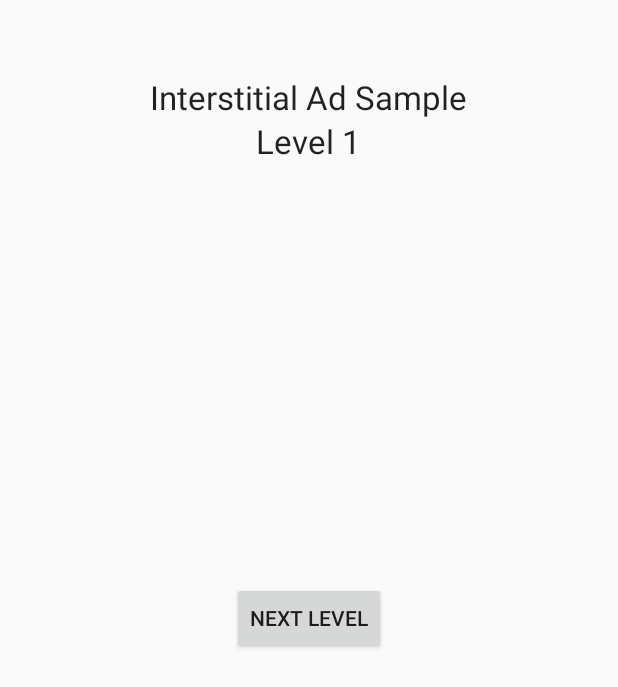
After one commit to GabrielGrimberg/VitonBet, an Android app: the layout activity_ad.xml on its own in the app's theme, with its tools: preview values and no code run, on a phone screen of 412 x 824 dp. The commit adds this screen. Shown: the top 687 px of the screen. Run offline under Robolectric (Android 15) with nearby library versions, the phone set to English and light mode, and no system bars.

Commit message:
Ad Activity - User Gaining Cash Activity

```diff
--- a/VitonBet/app/build.gradle
+++ b/VitonBet/app/build.gradle
@@ -22,6 +22,7 @@ dependencies {
     implementation fileTree(dir: 'libs', include: ['*.jar'])
     implementation 'com.android.support:appcompat-v7:26.1.0'
     implementation 'com.android.support:support-v4:26.1.0'
+    implementation 'com.google.android.gms:play-services-ads:11.6.0'
     compile 'com.android.support:design:26.1.0'
     implementation 'com.android.support.constraint:constraint-layout:1.0.2'
     testImplementation 'junit:junit:4.12'
--- a/VitonBet/app/src/main/java/gabrielgrimberg/com/vitonbet/MainActivity.java
+++ b/VitonBet/app/src/main/java/gabrielgrimberg/com/vitonbet/MainActivity.java
@@ -93,6 +93,11 @@ public class MainActivity extends AppCompatActivity
                         casinoActivity.addFlags(Intent.FLAG_ACTIVITY_CLEAR_TOP);
                         startActivity(casinoActivity);
 
+                    case R.id.nav_ad:
+                        Intent adActivity = new Intent(getApplicationContext(), AdActivity.class);
+                        adActivity.addFlags(Intent.FLAG_ACTIVITY_CLEAR_TOP);
+                        startActivity(adActivity);
+
                     case R.id.nav_settings:
                         Intent settingsActivity = new Intent(getApplicationContext(), SettingsActivity.class);
                         settingsActivity.addFlags(Intent.FLAG_ACTIVITY_CLEAR_TOP);
--- /dev/null
+++ b/VitonBet/app/src/main/res/layout/activity_ad.xml
@@ -0,0 +1,34 @@
+<RelativeLayout xmlns:android="http://schemas.android.com/apk/res/android"
+
+    xmlns:tools="http://schemas.android.com/tools"
+    android:layout_width="match_parent"
+    android:layout_height="match_parent"
+    tools:context="gabrielgrimberg.com.vitonbet.AdActivity">
+
+    <!-- view for AdMob Interstitial Ad -->
+    <TextView
+        android:id="@+id/app_title"
+        android:layout_width="wrap_content"
+        android:layout_height="wrap_content"
+        android:layout_centerHorizontal="true"
+        android:layout_marginTop="50dp"
+        android:text="@string/interstitial_ad_sample"
+        android:textAppearance="?android:attr/textAppearanceLarge" />
+
+    <TextView
+        android:id="@+id/level"
+        android:layout_width="wrap_content"
+        android:layout_height="wrap_content"
+        android:layout_below="@+id/app_title"
+        android:layout_centerHorizontal="true"
+        android:text="@string/start_level"
+        android:textAppearance="?android:attr/textAppearanceLarge" />
+
+    <Button
+        android:id="@+id/next_level_button"
+        android:layout_width="wrap_content"
+        android:layout_height="wrap_content"
+        android:layout_centerHorizontal="true"
+        android:layout_centerVertical="true"
+        android:text="@string/next_level" />
+</RelativeLayout>
--- /dev/null
+++ b/VitonBet/app/src/main/res/values-w820dp/dimens.xml
@@ -0,0 +1,6 @@
+<resources>
+    <!-- Example customization of dimensions originally defined in res/values/dimens.xml
+         (such as screen margins) for screens with more than 820dp of available width. This
+         would include 7" and 10" devices in landscape (~960dp and ~1280dp respectively). -->
+    <dimen name="activity_horizontal_margin">64dp</dimen>
+</resources>
--- a/VitonBet/app/src/main/res/values/strings.xml
+++ b/VitonBet/app/src/main/res/values/strings.xml
@@ -87,4 +87,16 @@
     <string name="pref_ringtone_silent">Silent</string>
 
     <string name="pref_title_vibrate">Vibrate</string>
+    <string name="title_activity_ad">AdActivity</string>
+
+    <string name="action_settings">Settings</string>
+
+    <string name="interstitial_ad_sample">Interstitial Ad Sample</string>
+    <string name="start_level">Level 1</string>
+    <string name="next_level">Next Level</string>
+    <!-- -
+        This is an ad unit ID for an interstitial test ad. Replace with your own interstitial ad unit id.
+        For more information, see https://support.google.com/admob/answer/3052638
+    <!- -->
+    <string name="interstitial_ad_unit_id">ca-app-pub-3940256099942544/1033173712</string>
 </resources>
```
Also changed, not shown: VitonBet/app/src/main/AndroidManifest.xml (+18 -2 lines), VitonBet/app/src/main/java/gabrielgrimberg/com/vitonbet/AdActivity.java (added, +140 -0 lines), VitonBet/app/src/main/res/drawable/ic_sendcash.xml (added, +9 -0 lines), VitonBet/app/src/main/res/menu/menu_ad.xml (added, +10 -0 lines), VitonBet/app/src/main/res/menu/top_nav.xml (+8 -4 lines).
